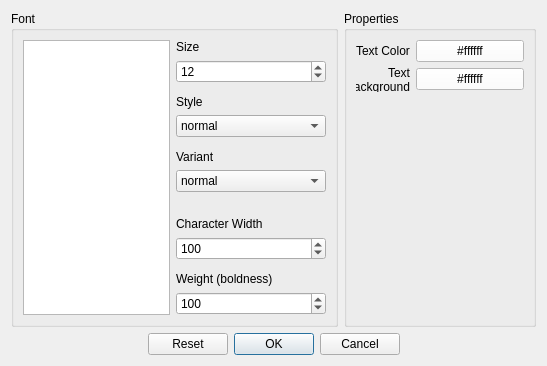
bbreslauer/PySciPlot, file ui/Ui_TextOptionsDialog.ui: the form before one commit.
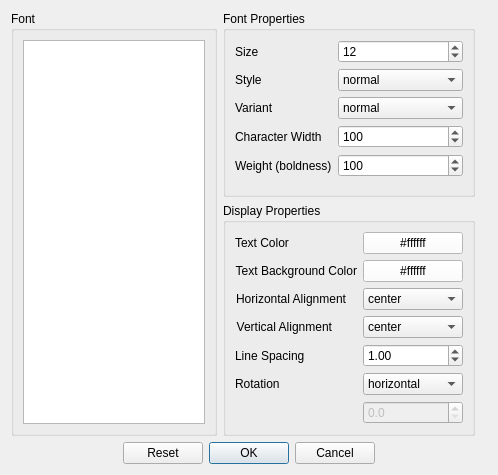
The form after the commit. Custom widgets are drawn as their Qt base class.

Commit message: Added more text options, and fixed which dict to loop over in getUiTextOptions.

```diff
--- a/ui/Ui_TextOptionsDialog.ui
+++ b/ui/Ui_TextOptionsDialog.ui
@@ -6,15 +6,21 @@
    <rect>
     <x>0</x>
     <y>0</y>
-    <width>547</width>
-    <height>366</height>
+    <width>498</width>
+    <height>475</height>
    </rect>
   </property>
+  <property name="sizePolicy">
+   <sizepolicy hsizetype="Expanding" vsizetype="Expanding">
+    <horstretch>0</horstretch>
+    <verstretch>0</verstretch>
+   </sizepolicy>
+  </property>
   <property name="windowTitle">
    <string>Text Options</string>
   </property>
-  <layout class="QGridLayout" name="gridLayout" columnstretch="2,3,3">
-   <item row="15" column="0" colspan="3">
+  <layout class="QGridLayout" name="gridLayout">
+   <item row="15" column="0" colspan="4">
     <widget class="QDialogButtonBox" name="buttons">
      <property name="orientation">
       <enum>Qt::Horizontal</enum>
@@ -27,23 +33,257 @@
      </property>
     </widget>
    </item>
-   <item row="0" column="0" rowspan="7" colspan="2">
+   <item row="5" column="0" rowspan="2">
     <widget class="QGroupBox" name="groupBox">
      <property name="title">
       <string>Font</string>
      </property>
      <layout class="QGridLayout" name="gridLayout_2">
-      <item row="0" column="0" rowspan="15">
+      <item row="0" column="0" rowspan="11">
        <widget class="QListWidget" name="name">
         <property name="minimumSize">
          <size>
-          <width>100</width>
+          <width>175</width>
           <height>0</height>
          </size>
+        </property>
+       </widget>
+      </item>
+     </layout>
+    </widget>
+   </item>
+   <item row="6" column="1">
+    <widget class="QGroupBox" name="groupBox_2">
+     <property name="title">
+      <string>Display Properties</string>
+     </property>
+     <layout class="QFormLayout" name="formLayout">
+      <property name="fieldGrowthPolicy">
+       <enum>QFormLayout::AllNonFixedFieldsGrow</enum>
+      </property>
+      <item row="0" column="0">
+       <widget class="QLabel" name="label">
+        <property name="text">
+         <string>Text Color</string>
+        </property>
+       </widget>
+      </item>
+      <item row="0" column="1">
+       <widget class="QColorButton" name="color">
+        <property name="minimumSize">
+         <size>
+          <width>60</width>
+          <height>0</height>
+         </size>
+        </property>
+        <property name="styleSheet">
+         <string notr="true">color: rgb(0, 0, 0);
+background-color: rgb(255, 255, 255);</string>
+        </property>
+        <property name="text">
+         <string>#ffffff</string>
+        </property>
+       </widget>
+      </item>
+      <item row="1" column="0">
+       <widget class="QLabel" name="label_7">
+        <property name="text">
+         <string>Text Background Color</string>
+        </property>
+        <property name="alignment">
+         <set>Qt::AlignRight|Qt::AlignTrailing|Qt::AlignVCenter</set>
         </property>
        </widget>
       </item>
       <item row="1" column="1">
+       <widget class="QColorButton" name="backgroundcolor">
+        <property name="minimumSize">
+         <size>
+          <width>60</width>
+          <height>0</height>
+         </size>
+        </property>
+        <property name="styleSheet">
+         <string notr="true">color: rgb(0, 0, 0);
+background-color: rgb(255, 255, 255);</string>
+        </property>
+        <property name="text">
+         <string>#ffffff</string>
+        </property>
+       </widget>
+      </item>
+      <item row="2" column="0">
+       <widget class="QLabel" name="label_8">
+        <property name="minimumSize">
+         <size>
+          <width>0</width>
+          <height>0</height>
+         </size>
+        </property>
+        <property name="text">
+         <string>Horizontal Alignment</string>
+        </property>
+        <property name="alignment">
+         <set>Qt::AlignRight|Qt::AlignTrailing|Qt::AlignVCenter</set>
+        </property>
+       </widget>
+      </item>
+      <item row="2" column="1">
+       <widget class="QComboBox" name="horizontalalignment">
+        <property name="minimumSize">
+         <size>
+          <width>100</width>
+          <height>0</height>
+         </size>
+        </property>
+        <item>
+         <property name="text">
+          <string>center</string>
+         </property>
+        </item>
+        <item>
+         <property name="text">
+          <string>right</string>
+         </property>
+        </item>
+        <item>
+         <property name="text">
+          <string>left</string>
+         </property>
+        </item>
+       </widget>
+      </item>
+      <item row="3" column="0">
+       <widget class="QLabel" name="label_9">
+        <property name="minimumSize">
+         <size>
+          <width>0</width>
+          <height>0</height>
+         </size>
+        </property>
+        <property name="text">
+         <string>Vertical Alignment</string>
+        </property>
+        <property name="alignment">
+         <set>Qt::AlignRight|Qt::AlignTrailing|Qt::AlignVCenter</set>
+        </property>
+       </widget>
+      </item>
+      <item row="3" column="1">
+       <widget class="QComboBox" name="verticalalignment">
+        <property name="minimumSize">
+         <size>
+          <width>100</width>
+          <height>0</height>
+         </size>
+        </property>
+        <item>
+         <property name="text">
+          <string>center</string>
+         </property>
+        </item>
+        <item>
+         <property name="text">
+          <string>top</string>
+         </property>
+        </item>
+        <item>
+         <property name="text">
+          <string>bottom</string>
+         </property>
+        </item>
+        <item>
+         <property name="text">
+          <string>baseline</string>
+         </property>
+        </item>
+       </widget>
+      </item>
+      <item row="4" column="0">
+       <widget class="QLabel" name="label_10">
+        <property name="text">
+         <string>Line Spacing</string>
+        </property>
+       </widget>
+      </item>
+      <item row="4" column="1">
+       <widget class="QDoubleSpinBox" name="linespacing">
+        <property name="singleStep">
+         <double>0.200000000000000</double>
+        </property>
+        <property name="value">
+         <double>1.000000000000000</double>
+        </property>
+       </widget>
+      </item>
+      <item row="5" column="0">
+       <widget class="QLabel" name="label_11">
+        <property name="text">
+         <string>Rotation</string>
+        </property>
+       </widget>
+      </item>
+      <item row="5" column="1">
+       <widget class="QComboBox" name="rotation">
+        <property name="minimumSize">
+         <size>
+          <width>100</width>
+          <height>0</height>
+         </size>
+        </property>
+        <item>
+         <property name="text">
+          <string>horizontal</string>
+         </property>
+        </item>
+        <item>
+         <property name="text">
+          <string>vertical</string>
+         </property>
+        </item>
+        <item>
+         <property name="text">
+          <string>custom</string>
+         </property>
+        </item>
+       </widget>
+      </item>
+      <item row="6" column="1">
+       <widget class="QDoubleSpinBox" name="rotationCustom">
+        <property name="enabled">
+         <bool>false</bool>
+        </property>
+        <property name="decimals">
+         <number>1</number>
+        </property>
+        <property name="maximum">
+         <double>360.000000000000000</double>
+        </property>
+       </widget>
+      </item>
+     </layout>
+    </widget>
+   </item>
+   <item row="5" column="1">
+    <widget class="QGroupBox" name="groupBox_3">
+     <property name="title">
+      <string>Font Properties</string>
+     </property>
+     <layout class="QFormLayout" name="formLayout_2">
+      <property name="fieldGrowthPolicy">
+       <enum>QFormLayout::AllNonFixedFieldsGrow</enum>
+      </property>
+      <property name="rowWrapPolicy">
+       <enum>QFormLayout::DontWrapRows</enum>
+      </property>
+      <item row="0" column="0">
+       <widget class="QLabel" name="label_6">
+        <property name="text">
+         <string>Size</string>
+        </property>
+       </widget>
+      </item>
+      <item row="0" column="1">
        <widget class="QSpinBox" name="size">
         <property name="minimum">
          <number>1</number>
@@ -56,11 +296,18 @@
         </property>
        </widget>
       </item>
-      <item row="4" column="1">
+      <item row="1" column="0">
+       <widget class="QLabel" name="label_2">
+        <property name="text">
+         <string>Style</string>
+        </property>
+       </widget>
+      </item>
+      <item row="1" column="1">
        <widget class="QComboBox" name="style">
         <property name="minimumSize">
          <size>
-          <width>150</width>
+          <width>100</width>
           <height>0</height>
          </size>
         </property>
@@ -81,18 +328,18 @@
         </item>
        </widget>
       </item>
-      <item row="6" column="1">
+      <item row="2" column="0">
        <widget class="QLabel" name="label_3">
         <property name="text">
          <string>Variant</string>
         </property>
        </widget>
       </item>
-      <item row="7" column="1">
+      <item row="2" column="1">
        <widget class="QComboBox" name="variant">
         <property name="minimumSize">
          <size>
-          <width>150</width>
+          <width>100</width>
           <height>0</height>
          </size>
         </property>
@@ -108,46 +355,17 @@
         </item>
        </widget>
       </item>
-      <item row="5" column="1">
-       <spacer name="verticalSpacer_2">
-        <property name="orientation">
-         <enum>Qt::Vertical</enum>
-        </property>
-        <property name="sizeType">
-         <enum>QSizePolicy::Fixed</enum>
-        </property>
-        <property name="sizeHint" stdset="0">
-         <size>
-          <width>20</width>
-          <height>5</height>
-         </size>
-        </property>
-       </spacer>
-      </item>
-      <item row="9" column="1">
-       <spacer name="verticalSpacer_3">
-        <property name="orientation">
-         <enum>Qt::Vertical</enum>
-        </property>
-        <property name="sizeType">
-         <enum>QSizePolicy::Fixed</enum>
-        </property>
-        <property name="sizeHint" stdset="0">
-         <size>
-          <width>20</width>
-          <height>5</height>
-         </size>
-        </property>
-       </spacer>
-      </item>
-      <item row="10" column="1">
+      <item row="3" column="0">
        <widget class="QLabel" name="label_4">
         <property name="text">
          <string>Character Width</string>
         </property>
+        <property name="wordWrap">
+         <bool>true</bool>
+        </property>
        </widget>
       </item>
-      <item row="11" column="1">
+      <item row="3" column="1">
        <widget class="QSpinBox" name="stretch">
         <property name="maximum">
          <number>1000</number>
@@ -157,30 +375,14 @@
         </property>
        </widget>
       </item>
-      <item row="12" column="1">
-       <spacer name="verticalSpacer_4">
-        <property name="orientation">
-         <enum>Qt::Vertical</enum>
-        </property>
-        <property name="sizeType">
-         <enum>QSizePolicy::Fixed</enum>
-        </property>
-        <property name="sizeHint" stdset="0">
-         <size>
-          <width>20</width>
-          <height>5</height>
-         </size>
-        </property>
-       </spacer>
-      </item>
-      <item row="13" column="1">
+      <item row="4" column="0">
        <widget class="QLabel" name="label_5">
         <property name="text">
          <string>Weight (boldness)</string>
         </property>
        </widget>
       </item>
-      <item row="14" column="1">
+      <item row="4" column="1">
        <widget class="QSpinBox" name="weight">
         <property name="maximum">
          <number>1000</number>
@@ -190,99 +392,6 @@
         </property>
        </widget>
       </item>
-      <item row="2" column="1">
-       <spacer name="verticalSpacer_5">
-        <property name="orientation">
-         <enum>Qt::Vertical</enum>
-        </property>
-        <property name="sizeType">
-         <enum>QSizePolicy::Fixed</enum>
-        </property>
-        <property name="sizeHint" stdset="0">
-         <size>
-          <width>20</width>
-          <height>5</height>
-         </size>
-        </property>
-       </spacer>
-      </item>
-      <item row="3" column="1">
-       <widget class="QLabel" name="label_2">
-        <property name="text">
-         <string>Style</string>
-        </property>
-       </widget>
-      </item>
-      <item row="0" column="1">
-       <widget class="QLabel" name="label_6">
-        <property name="text">
-         <string>Size</string>
-        </property>
-       </widget>
-      </item>
-     </layout>
-    </widget>
-   </item>
-   <item row="0" column="2" rowspan="7">
-    <widget class="QGroupBox" name="groupBox_2">
-     <property name="title">
-      <string>Properties</string>
-     </property>
-     <layout class="QFormLayout" name="formLayout">
-      <item row="0" column="0">
-       <widget class="QLabel" name="label">
-        <property name="text">
-         <string>Text Color</string>
-        </property>
-       </widget>
-      </item>
-      <item row="0" column="1">
-       <widget class="QColorButton" name="color">
-        <property name="minimumSize">
-         <size>
-          <width>60</width>
-          <height>0</height>
-         </size>
-        </property>
-        <property name="styleSheet">
-         <string notr="true">color: rgb(0, 0, 0);
-background-color: rgb(255, 255, 255);</string>
-        </property>
-        <property name="text">
-         <string>#ffffff</string>
-        </property>
-       </widget>
-      </item>
-      <item row="1" column="1">
-       <widget class="QColorButton" name="backgroundcolor">
-        <property name="minimumSize">
-         <size>
-          <width>60</width>
-          <height>0</height>
-         </size>
-        </property>
-        <property name="styleSheet">
-         <string notr="true">color: rgb(0, 0, 0);
-background-color: rgb(255, 255, 255);</string>
-        </property>
-        <property name="text">
-         <string>#ffffff</string>
-        </property>
-       </widget>
-      </item>
-      <item row="1" column="0">
-       <widget class="QLabel" name="label_7">
-        <property name="text">
-         <string>Text Background Color</string>
-        </property>
-        <property name="alignment">
-         <set>Qt::AlignRight|Qt::AlignTrailing|Qt::AlignVCenter</set>
-        </property>
-        <property name="wordWrap">
-         <bool>true</bool>
-        </property>
-       </widget>
-      </item>
      </layout>
     </widget>
    </item>
```
Left out of the diff: 8 changed lines with no effect on the pictures. The commit also changes 2 other files.
